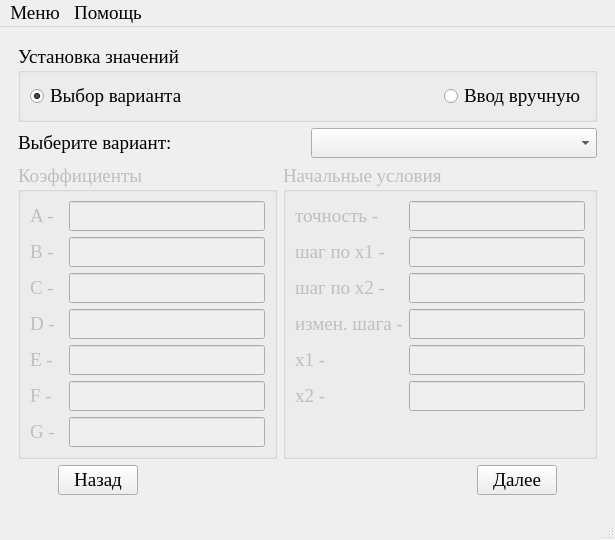
This is optimizationmethods/ui/mainwindow.ui in Eliminationzx/optimizationmethods as Qt 5 draws it before an edit. The edited form follows.
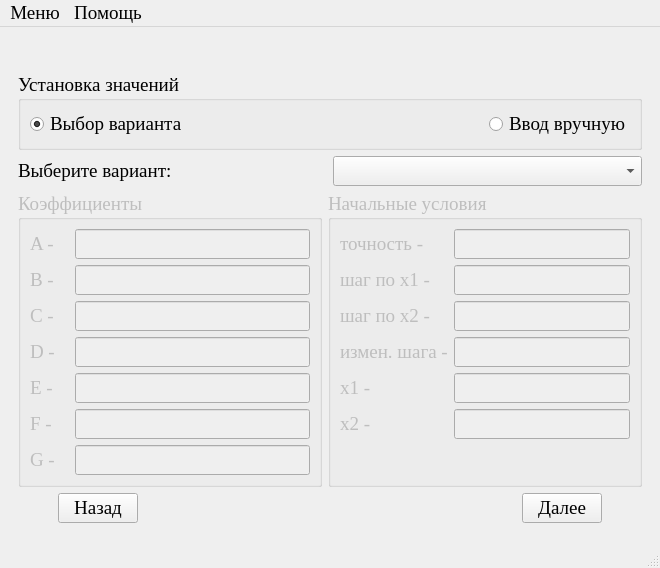
This is the edited form. The open tabs and pages were chosen to show the change. Icons and pictures are not drawn.

Commit message: добавил показ формул при выборе варианта.

Diff of the .ui file:
```diff
--- a/optimizationmethods/ui/mainwindow.ui
+++ b/optimizationmethods/ui/mainwindow.ui
@@ -6,8 +6,8 @@
    <rect>
     <x>0</x>
     <y>0</y>
-    <width>615</width>
-    <height>505</height>
+    <width>660</width>
+    <height>533</height>
    </rect>
   </property>
   <property name="font">
@@ -173,6 +173,13 @@
       <widget class="QWidget" name="page_4">
        <layout class="QGridLayout" name="gridLayout_6">
         <item row="0" column="0" colspan="2">
+         <widget class="QLabel" name="func">
+          <property name="alignment">
+           <set>Qt::AlignCenter</set>
+          </property>
+         </widget>
+        </item>
+        <item row="1" column="0" colspan="2">
          <widget class="QGroupBox" name="groupBox">
           <property name="title">
            <string>Установка значений</string>
@@ -215,7 +222,7 @@
           </layout>
          </widget>
         </item>
-        <item row="1" column="0" colspan="2">
+        <item row="2" column="0" colspan="2">
          <layout class="QHBoxLayout" name="horizontalLayout_4" stretch="0,0">
           <item>
            <widget class="QLabel" name="label">
@@ -229,7 +236,7 @@
           </item>
          </layout>
         </item>
-        <item row="2" column="0">
+        <item row="3" column="0">
          <widget class="QGroupBox" name="quadKoef">
           <property name="enabled">
            <bool>false</bool>
@@ -356,7 +363,7 @@
           </layout>
          </widget>
         </item>
-        <item row="2" column="1">
+        <item row="3" column="1">
          <widget class="QGroupBox" name="quadSimpleCon">
           <property name="enabled">
            <bool>false</bool>
@@ -469,7 +476,7 @@
           </layout>
          </widget>
         </item>
-        <item row="3" column="0" colspan="2">
+        <item row="4" column="0" colspan="2">
          <layout class="QHBoxLayout" name="horizontalLayout_3" stretch="0,0,1,0,0">
           <item>
            <spacer name="horizontalSpacer_6">
@@ -537,7 +544,7 @@
     <rect>
      <x>0</x>
      <y>0</y>
-     <width>615</width>
+     <width>660</width>
      <height>23</height>
     </rect>
    </property>
```
The commit also changes 4 other files.
